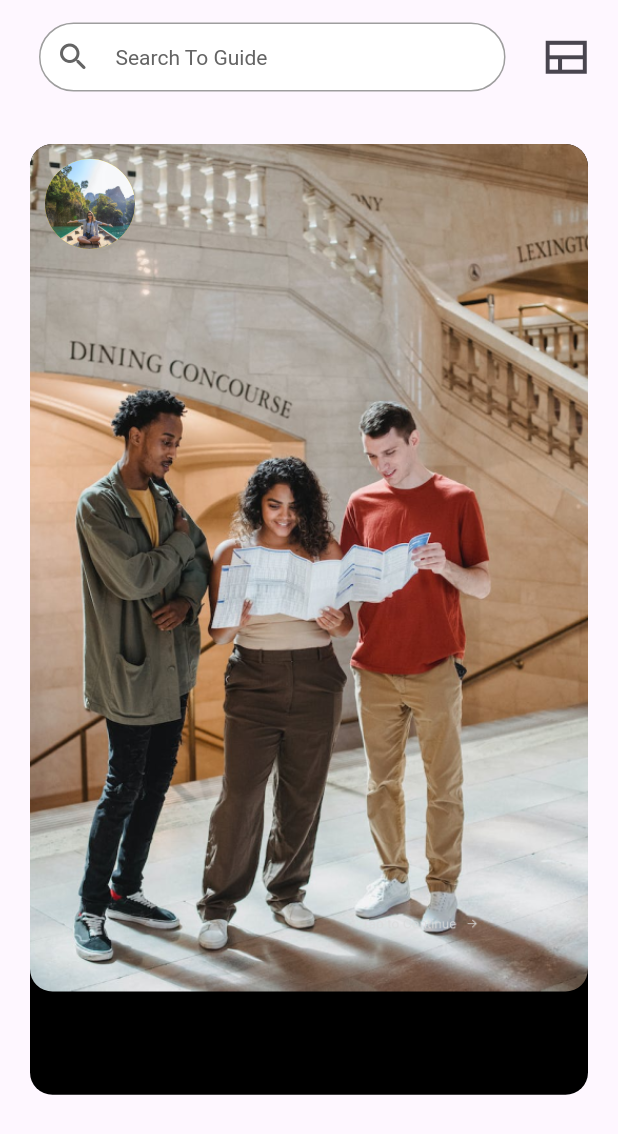
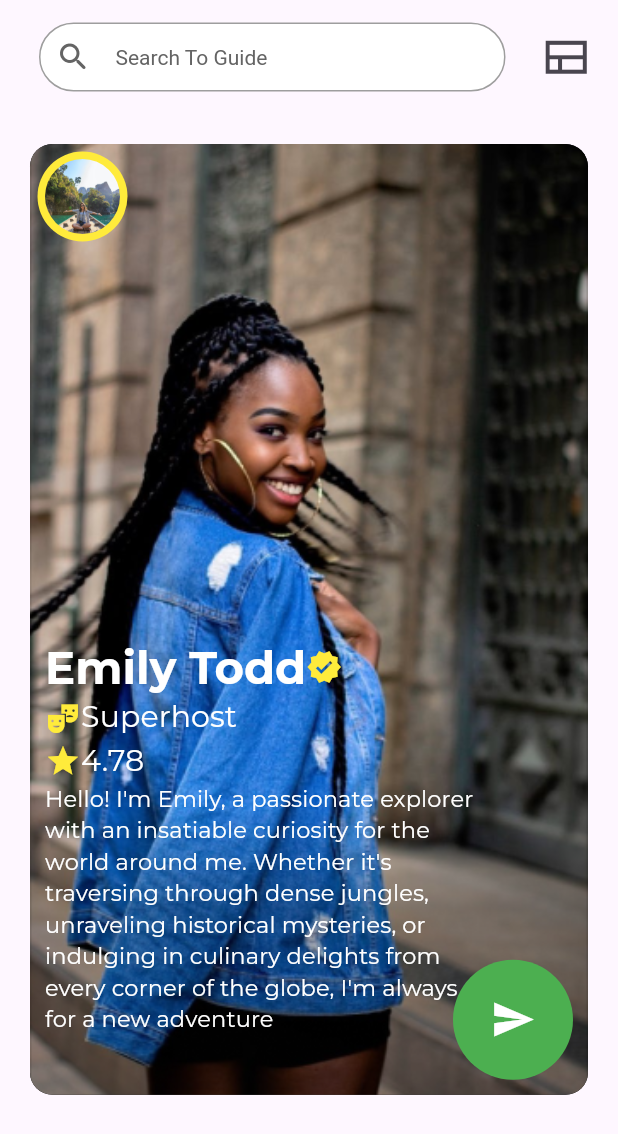
Before and after one commit to maagyei04/accompani, a Flutter app: the ExploreScreen screen opened directly, on a phone screen of 412 x 824 dp. Shown: the top 1134 px of the screen. Run offline on Flutter 3.47's test engine with Material 3 defaults, Android fonts, the phone set to English and light mode, and no system bars; our stand-ins replace cloud_firestore, firebase_auth, firebase_core, firebase_storage, flutter_otp_text_field, get and 4 more; missing offline and left inert: flutter_stepindicator, intl_phone_number_field; accounts and stored records are empty.

Commit message:
Homepage 50% done

```diff
--- a/lib/src/constants/image_strings.dart
+++ b/lib/src/constants/image_strings.dart
@@ -7,7 +7,7 @@ const String tAppLogoImage = "assets/logo/accompani.png";
 //-- Welcome Screen Images
 const String tWelcomeImage = "assets/images/welcome_images/1.png";
 const String tWelcomeImage2 = "assets/images/welcome_images/2.png";
-
+const String tWelcomeImage4 = "assets/images/welcome_images/4.png";
 // -- Login & SignUp Screen Images
 const String tGoogleLogoImage = "assets/logo/google.png";
 const String tInstagramLogo = "assets/logo/instagram.png";
--- a/lib/src/features/core/screens/Explore/explore_screen.dart
+++ b/lib/src/features/core/screens/Explore/explore_screen.dart
@@ -18,6 +18,8 @@ class ExploreScreen extends StatelessWidget {
         child: Column(
           children: [
             const ExploreAppBar(),
+            Stack(
+              children: [
                 Container(
                   decoration: BoxDecoration(
                     color: tDarkColor,
@@ -26,25 +28,71 @@ class ExploreScreen extends StatelessWidget {
                   width: widthSize,
                   height: heightSize /1.3,
                   margin: const EdgeInsets.all(20),
-                  child:  Stack(
-                    children : [
-                      ClipRRect(
-                        borderRadius: BorderRadius.circular(15),
-                        child: const Image(image: AssetImage(tWelcomeImage2), fit: BoxFit.cover,),
+                  child: ClipRRect(
+                    borderRadius: BorderRadius.circular(15),
+                    child: const Image(image: AssetImage(tWelcomeImage4), fit: BoxFit.cover,),
+                  ),
+                ),
+                       Positioned(
+                        bottom: 60,
+                        left: 30,
+                        child: Column(
+                          mainAxisAlignment: MainAxisAlignment.start,
+                          crossAxisAlignment: CrossAxisAlignment.start,
+                          children: [
+                            Row(
+                              children: [
+                                Text('Emily Todd', style: Theme.of(context).textTheme.titleLarge,),
+                                const Icon(Icons.verified, color: Colors.yellow,),
+                              ],
+                            ),
+                            Row(
+                              children: [
+                                const Icon(Icons.theater_comedy, color: Colors.yellow,),
+                                Text('Superhost', style: Theme.of(context).textTheme.labelLarge,),
+                              ],
+                            ),
+                            Row(
+                              children: [
+                                const Icon(Icons.star, color: Colors.yellow,),
+                                Text('4.78', style: Theme.of(context).textTheme.labelLarge,),
+                              ],
+                            ),
+                            SizedBox(
+                              width: 300,
+                              child: Text("Hello! I'm Emily, a passionate explorer with an insatiable curiosity for the world around me. Whether it's traversing through dense jungles, unraveling historical mysteries, or indulging in culinary delights from every corner of the globe, I'm always up for a new adventure",  style: Theme.of(context).textTheme.titleSmall,))
+                          ],
+                        )
                       ),
                       const Positioned(
-                        top: 10,
-                        left: 10,
+                        top: 25,
+                        left: 25,
                         child: CircleAvatar(
                           radius: 30,
+                          backgroundColor: Colors.yellow,
+                        )
+                      ),
+                      const Positioned(
+                        top: 30,
+                        left: 30,
+                        child: CircleAvatar(
+                          radius: 25,
                           backgroundColor: Colors.yellow,
                           backgroundImage: AssetImage(tWelcomeImage),
                         )
                       ),
+                      const Positioned(
+                        bottom: 30,
+                        right: 30,
+                        child: CircleAvatar(
+                          radius: 40,
+                          backgroundColor: tPrimaryColor,
+                          child: Icon(Icons.send, color: tWhiteColor, size: 30.0,),
+                        )
+                      ),
 
-                    ]
-                  ),
-                ),
+              ],
+            )
           ],
         ),
       ),
```
Also changed, not shown: assets/images/welcome_images/4.png (added).
